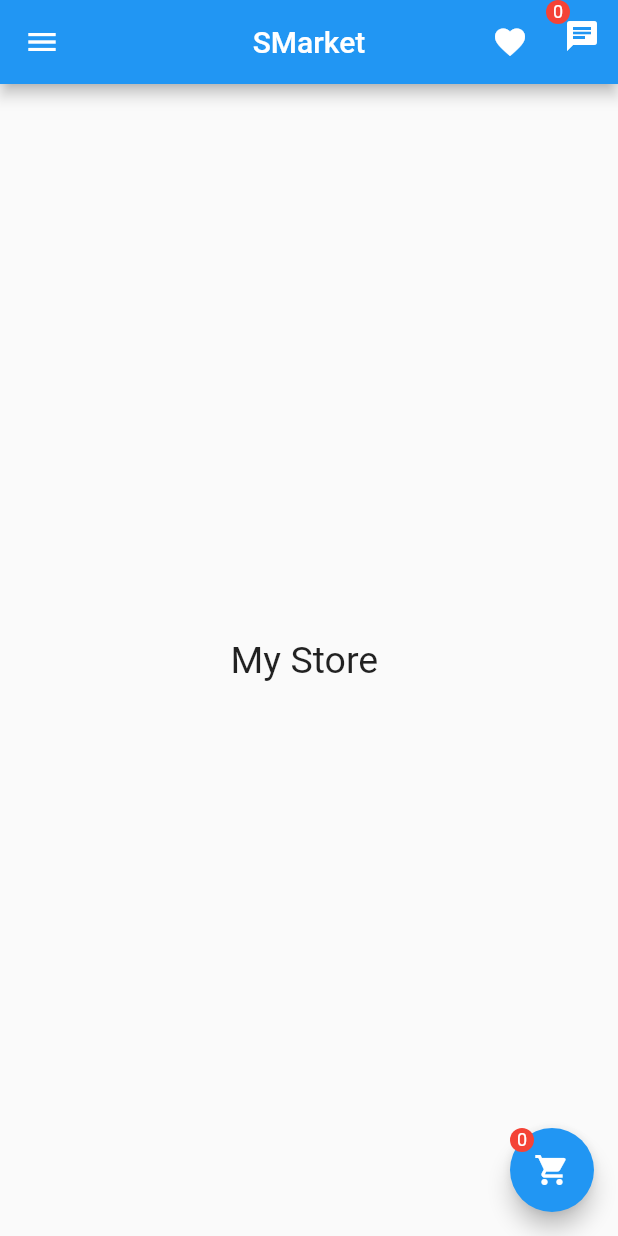
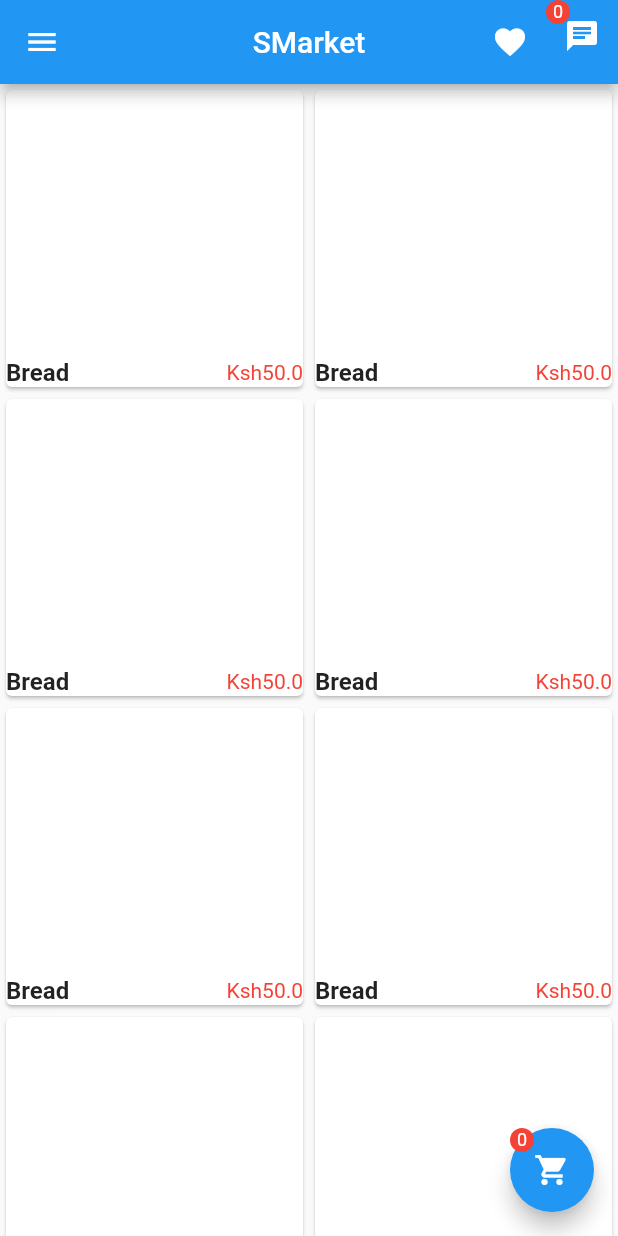
Before and after one commit to kokodavid/SMarket, a Flutter app: the screen it shows after launch, on a phone screen of 412 x 824 dp. Run offline on Flutter 3.47's test engine with Material 2 defaults, Android fonts, the phone set to English and light mode, and no system bars.

Commit message:
add new classes

```diff
--- a/lib/UserScreens/myHomePage.dart
+++ b/lib/UserScreens/myHomePage.dart
@@ -1,5 +1,6 @@
 import 'package:flutter/material.dart';
 import 'package:flutter/cupertino.dart';
+import 'package:smarket/tools/Store.dart';
 import 'favourites.dart';
 import 'messeges.dart';
 import 'cart.dart';
@@ -53,7 +54,34 @@ class _MyHomePageState extends State<MyHomePage> {
 )        ],
       ),
       body: new Center(
-        child: Text("My Store ",style:new TextStyle(fontSize: 25.0)),
+                child: new Column(
+                  children: <Widget>[
+                    new Flexible(child: new GridView.builder(
+                         gridDelegate:new SliverGridDelegateWithFixedCrossAxisCount(
+                             crossAxisCount: 2),
+                          itemCount: storeItems.length,
+                            itemBuilder: (BuildContext context, int index) {
+                           return new Card(
+                             child: new Stack(
+                               alignment: FractionalOffset.bottomCenter,
+                               children: <Widget>[
+                                 new Row(
+                                   mainAxisAlignment: MainAxisAlignment.spaceBetween,
+                                   children: <Widget>[
+                                     new Text(storeItems[index].itemName,
+                                       style: new TextStyle(fontWeight: FontWeight.w700,fontSize: 16.0),),
+                                     new Text("Ksh${storeItems[index].itemPrice}",style: new TextStyle(
+                                       color: Colors.red
+                                     ),),
+
+                                   ],
+                                 )
+                               ],
+                             ),
+                           );
+        },  )
+                    )],
+                ),
       ),
       floatingActionButton: Stack(
         alignment: Alignment.topLeft,
--- /dev/null
+++ b/lib/tools/Store.dart
@@ -0,0 +1,73 @@
+import 'package:flutter/material.dart';
+
+class Store{
+  String itemName;
+  double itemPrice;
+  String itemImage;
+  String itemRating;
+
+  Store.items({
+    this.itemName,
+    this.itemPrice,
+    this.itemImage,
+    this.itemRating
+});
+
+}
+
+List<Store> storeItems = [
+  Store.items(
+    itemName: "Bread",
+    itemPrice: 50,
+    itemImage: "",
+    itemRating: "4.5"
+  ),
+
+  Store.items(
+      itemName: "Bread",
+      itemPrice: 50,
+      itemImage: "",
+      itemRating: "4.5"
+  ),
+
+  Store.items(
+      itemName: "Bread",
+      itemPrice: 50,
+      itemImage: "",
+      itemRating: "4.5"
+  ),
+
+  Store.items(
+      itemName: "Bread",
+      itemPrice: 50,
+      itemImage: "",
+      itemRating: "4.5"
+  ),
+
+  Store.items(
+      itemName: "Bread",
+      itemPrice: 50,
+      itemImage: "",
+      itemRating: "4.5"
+  ),
+
+  Store.items(
+      itemName: "Bread",
+      itemPrice: 50,
+      itemImage: "",
+      itemRating: "4.5"
+  ),
+
+  Store.items(
+      itemName: "Bread",
+      itemPrice: 50,
+      itemImage: "",
+      itemRating: "4.5"
+  ),
+  Store.items(
+      itemName: "Bread",
+      itemPrice: 50,
+      itemImage: "",
+      itemRating: "4.5"
+  ),
+];
```
